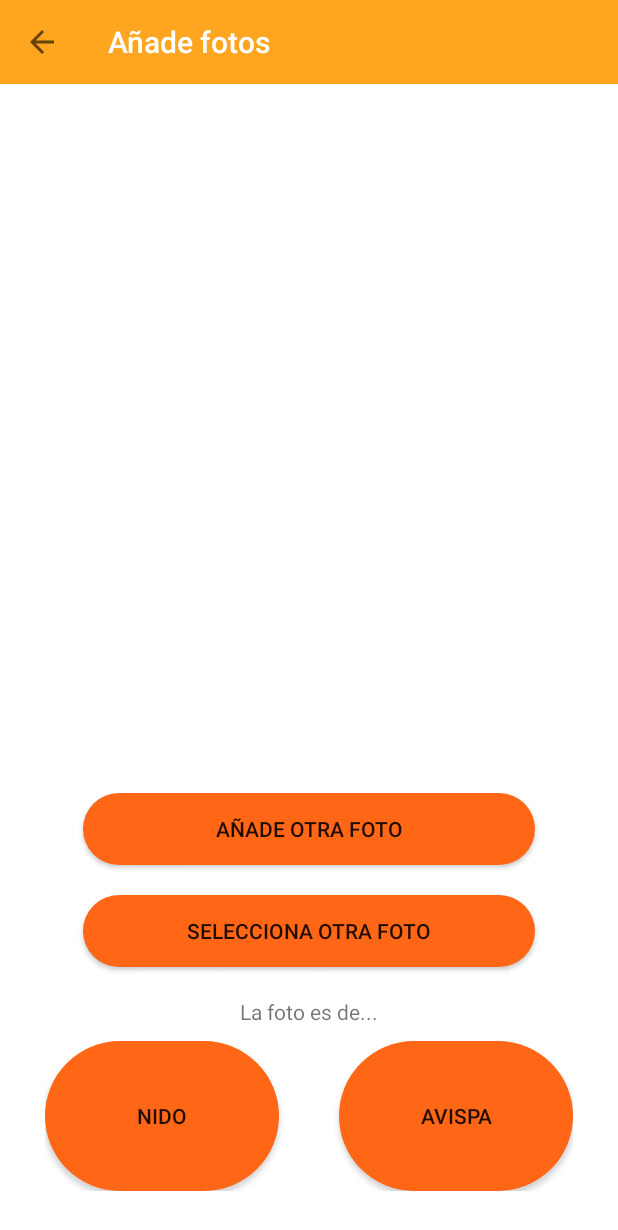
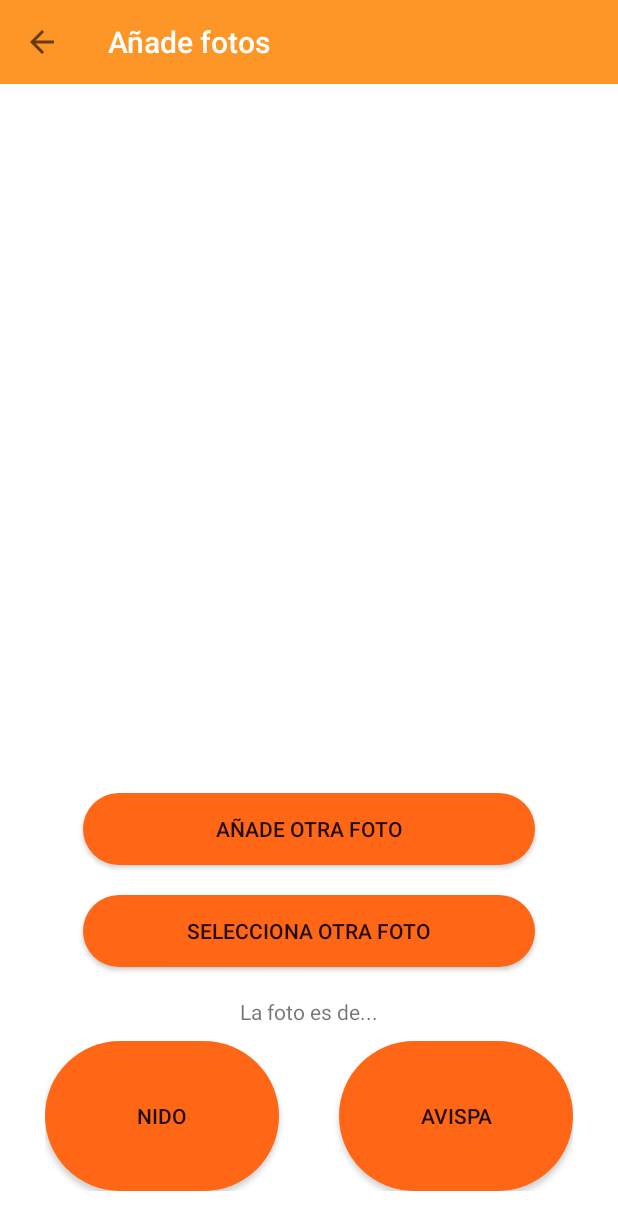
Before and after one commit to CarlosTenorio/vespapp-android, an Android app: the SightingDataActivity screen opened directly, with no data from a screen before it, on a phone screen of 412 x 824 dp. Shown: the top 1230 px of the screen. Run offline under Robolectric (Android 15) with nearby library versions, the phone set to English and light mode, and no system bars; our stand-ins replace ButterKnife, Picasso; libraries missing offline, so code that uses them is left out: com.joanzapata.iconify; pictures from the network do not load; 1 statement that could not run was skipped.

Commit message:
Fix corporate colors on toolbars

```diff
--- a/app/src/main/java/com/habitissimo/vespapp/info/InfoDescription.java
+++ b/app/src/main/java/com/habitissimo/vespapp/info/InfoDescription.java
@@ -54,8 +54,6 @@ public class InfoDescription extends AppCompatActivity {
         // Set a toolbar to replace the action bar.
         Toolbar toolbar = (Toolbar) findViewById(R.id.toolbar_info_description);
         setSupportActionBar(toolbar);
-        toolbar.setTitleTextColor(getResources().getColor(R.color.colorTitulo));
-        toolbar.setBackgroundColor(getResources().getColor(R.color.colorAccent));
         toolbar.setNavigationOnClickListener(new View.OnClickListener() {
             @Override
             public void onClick(View v) {
--- a/app/src/main/java/com/habitissimo/vespapp/sighting/LocationsListActivity.java
+++ b/app/src/main/java/com/habitissimo/vespapp/sighting/LocationsListActivity.java
@@ -43,8 +43,6 @@ public class LocationsListActivity extends AppCompatActivity {
         // Set a toolbar to replace the action bar.
         Toolbar toolbar = (Toolbar) findViewById(R.id.toolbar_locations_list);
         setSupportActionBar(toolbar);
-        toolbar.setTitleTextColor(getResources().getColor(R.color.colorTitulo));
-        toolbar.setBackgroundColor(getResources().getColor(R.color.colorAccent));
         toolbar.setNavigationOnClickListener(new View.OnClickListener() {
             @Override
             public void onClick(View v) {
@@ -54,7 +52,7 @@ public class LocationsListActivity extends AppCompatActivity {
 
         getSupportActionBar().setDisplayHomeAsUpEnabled(true);
         getSupportActionBar().setDisplayShowHomeEnabled(true);
-        getSupportActionBar().setTitle(R.string.confirm_cap_titulo);
+        getSupportActionBar().setTitle(R.string.confirm_cap_location);
     }
 
     private void initList(){
--- a/app/src/main/java/com/habitissimo/vespapp/sighting/MapSightingActivity.java
+++ b/app/src/main/java/com/habitissimo/vespapp/sighting/MapSightingActivity.java
@@ -49,8 +49,6 @@ public class MapSightingActivity extends AppCompatActivity implements OnMarkerDr
         // Set a toolbar to replace the action bar.
         Toolbar toolbar = (Toolbar) findViewById(R.id.toolbar_sigthing_map);
         setSupportActionBar(toolbar);
-        toolbar.setTitleTextColor(getResources().getColor(R.color.colorTitulo));
-        toolbar.setBackgroundColor(getResources().getColor(R.color.colorAccent));
         toolbar.setNavigationOnClickListener(new View.OnClickListener() {
             @Override
             public void onClick(View v) {
@@ -60,7 +58,7 @@ public class MapSightingActivity extends AppCompatActivity implements OnMarkerDr
 
         getSupportActionBar().setDisplayHomeAsUpEnabled(true);
         getSupportActionBar().setDisplayShowHomeEnabled(true);
-        getSupportActionBar().setTitle(R.string.confirm_cap_titulo);
+        getSupportActionBar().setTitle(R.string.confirm_cap_map);
 
         Button btn_send = (Button) findViewById(R.id.send_button);
         btn_send.setOnClickListener(new View.OnClickListener() {
--- a/app/src/main/java/com/habitissimo/vespapp/sighting/SightingDataActivity.java
+++ b/app/src/main/java/com/habitissimo/vespapp/sighting/SightingDataActivity.java
@@ -50,8 +50,6 @@ public class SightingDataActivity extends AppCompatActivity {
         // Set a toolbar to replace the action bar.
         Toolbar toolbar = (Toolbar) findViewById(R.id.toolbar_sigthing_data);
         setSupportActionBar(toolbar);
-        toolbar.setTitleTextColor(getResources().getColor(R.color.colorTitulo));
-        toolbar.setBackgroundColor(getResources().getColor(R.color.colorAccent));
         toolbar.setNavigationOnClickListener(new View.OnClickListener() {
             @Override
             public void onClick(View v) {
--- a/app/src/main/res/layout/activity_sighting_data.xml
+++ b/app/src/main/res/layout/activity_sighting_data.xml
@@ -2,13 +2,15 @@
 <LinearLayout xmlns:android="http://schemas.android.com/apk/res/android"
     android:layout_width="match_parent"
     android:layout_height="match_parent"
+    xmlns:app="http://schemas.android.com/apk/res-auto"
     android:orientation="vertical">
 
     <android.support.v7.widget.Toolbar
         android:id="@+id/toolbar_sigthing_data"
         android:layout_width="match_parent"
         android:layout_height="wrap_content"
-        android:background="@color/brandPrimary">
+        android:background="@color/brandPrimary"
+        app:titleTextColor="@color/colorTitulo">
     </android.support.v7.widget.Toolbar>
 
     <android.support.v7.widget.RecyclerView
--- a/app/src/main/res/layout/activity_sighting_map.xml
+++ b/app/src/main/res/layout/activity_sighting_map.xml
@@ -2,13 +2,15 @@
 <LinearLayout xmlns:android="http://schemas.android.com/apk/res/android"
     android:layout_width="match_parent"
     android:layout_height="match_parent"
+    xmlns:app="http://schemas.android.com/apk/res-auto"
     android:orientation="vertical">
 
     <android.support.v7.widget.Toolbar
         android:id="@+id/toolbar_sigthing_map"
         android:layout_width="match_parent"
         android:layout_height="wrap_content"
-        android:background="@color/colorPrimaryDark">
+        android:background="@color/brandPrimary"
+        app:titleTextColor="@color/colorTitulo">
 
         <Button
             android:id="@+id/send_button"
--- a/app/src/main/res/values/strings.xml
+++ b/app/src/main/res/values/strings.xml
@@ -7,6 +7,8 @@
     <string name="btn_selFotos">Seleccionar foto</string>
     <string name="txt_selFotos">O si ya tienes fotos, ¡añádelas!</string>
     <string name="confirm_cap_titulo">Añade fotos</string>
+    <string name="confirm_cap_location">Ha sido en...</string>
+    <string name="confirm_cap_map">Mueve el marker</string>
     <string name="confirm_cap_txt_confirm">La foto es de...</string>
     <string name="nido">Nido</string>
     <string name="avispa">Avispa</string>
```
Also changed, not shown: app/src/main/res/layout/activity_info_description.xml (+4 -3 lines), app/src/main/res/layout/activity_locations_list.xml (+4 -3 lines).
